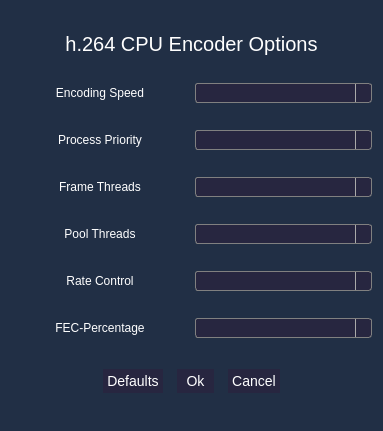
This is h264nvencconfigurationdialog.ui in m4rkoup/openstream-server as Qt 5 draws it before an edit. The edited form follows.
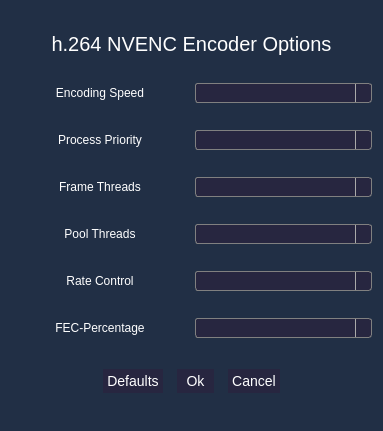
This is the edited form. Icons and pictures are not drawn.

Commit message: h264 NVENC conf dialog functionality

```diff
--- a/h264nvencconfigurationdialog.ui
+++ b/h264nvencconfigurationdialog.ui
@@ -47,7 +47,7 @@
 font-size: 20px;</string>
        </property>
        <property name="text">
-        <string>h.264 CPU Encoder Options</string>
+        <string>h.264 NVENC Encoder Options</string>
        </property>
        <property name="alignment">
         <set>Qt::AlignHCenter|Qt::AlignTop</set>
```
The commit also changes 4 other files.
